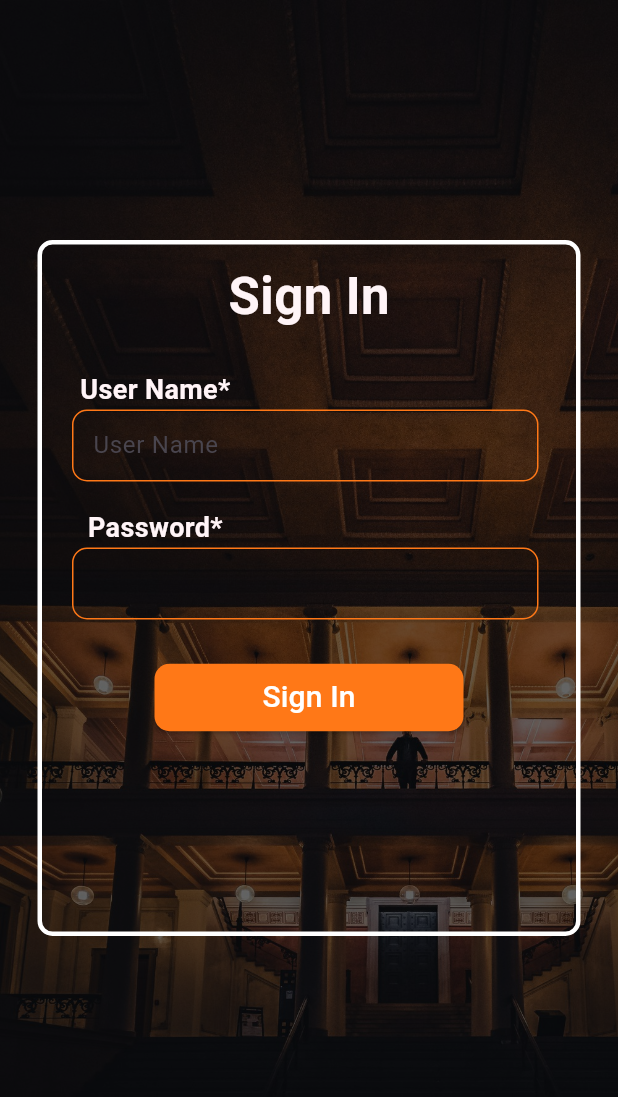
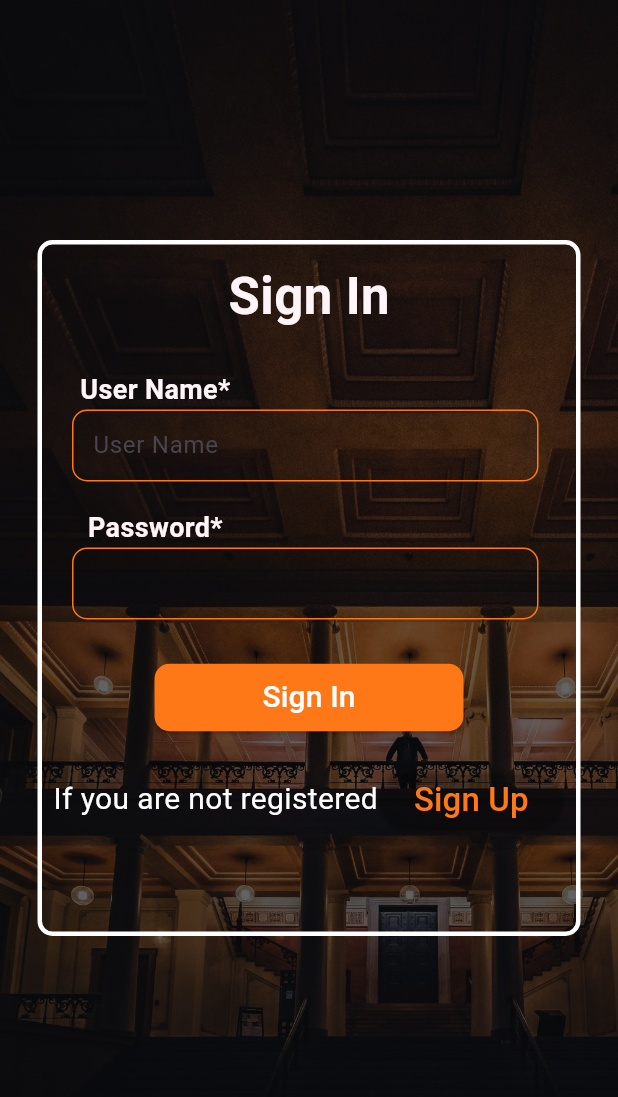
Before and after one commit to sudeepa99/Radiant-residents---app-, a Flutter app: the SignInPage screen opened directly, on a phone screen of 412 x 824 dp. Shown: the top 1097 px of the screen. Run offline on Flutter 3.47's test engine with Material 3 defaults, Android fonts, the phone set to English and light mode, and no system bars; our stand-ins replace carousel_slider, lottie.

Commit message:
Updated sign in screen

```diff
--- a/lib/sign_in.dart
+++ b/lib/sign_in.dart
@@ -192,6 +192,41 @@ class _SignInPageState extends State<SignInPage> {
                         ),
                       ),
                     ),
+                    const SizedBox(
+                      height: 20,
+                    ),
+                    Expanded(
+                      child: Row(
+                        mainAxisAlignment: MainAxisAlignment.center,
+                        children: [
+                          Text(
+                            "If you are not registered",
+                            style: TextStyle(
+                              color: Colors.white,
+                              fontSize: 20,
+                            ),
+                          ),
+                          ElevatedButton(
+                            onPressed: () {
+                              // Navigator.push(context,
+                              //     MaterialPageRoute(builder: (context) => SignUp()));
+                            },
+                            style: ButtonStyle(
+                              backgroundColor: MaterialStateProperty.all<Color>(
+                                Colors.transparent,
+                              ),
+                            ),
+                            child: const Text(
+                              "Sign Up",
+                              style: TextStyle(
+                                fontSize: 22.0,
+                                color: Color(0xFFFF7817),
+                              ),
+                            ),
+                          ),
+                        ],
+                      ),
+                    ),
                   ],
                 ),
               ),
```
